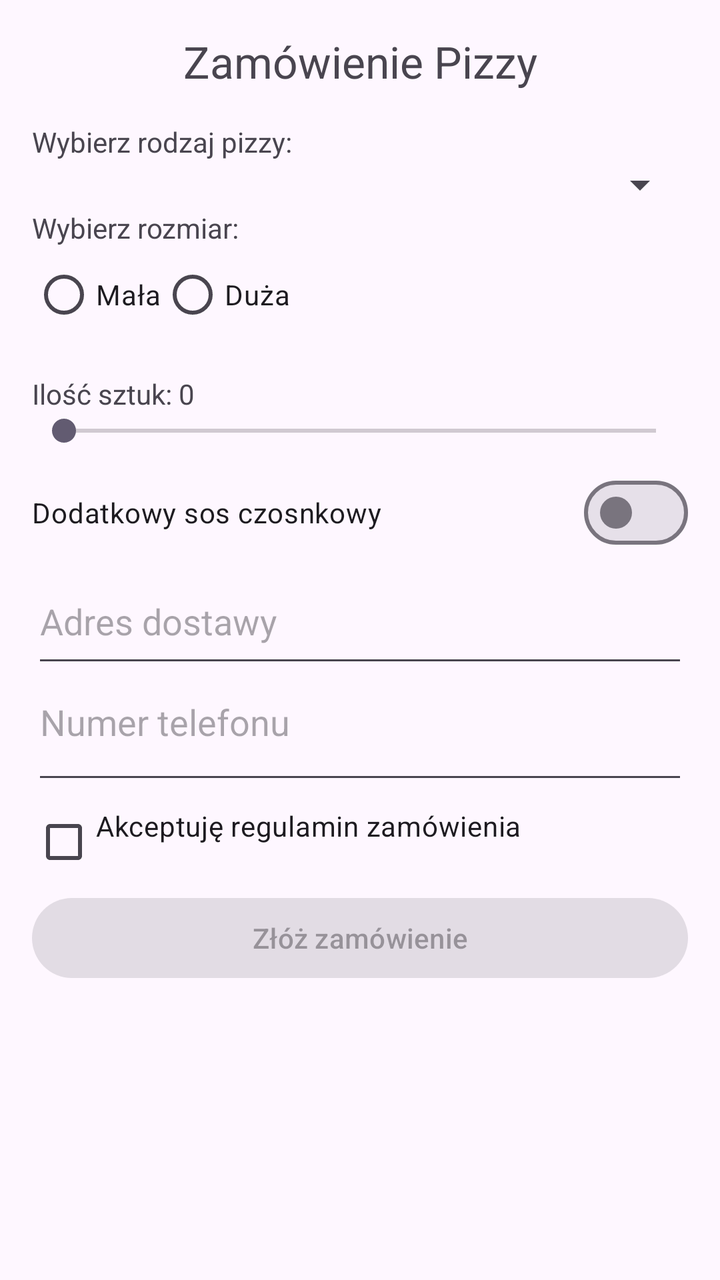
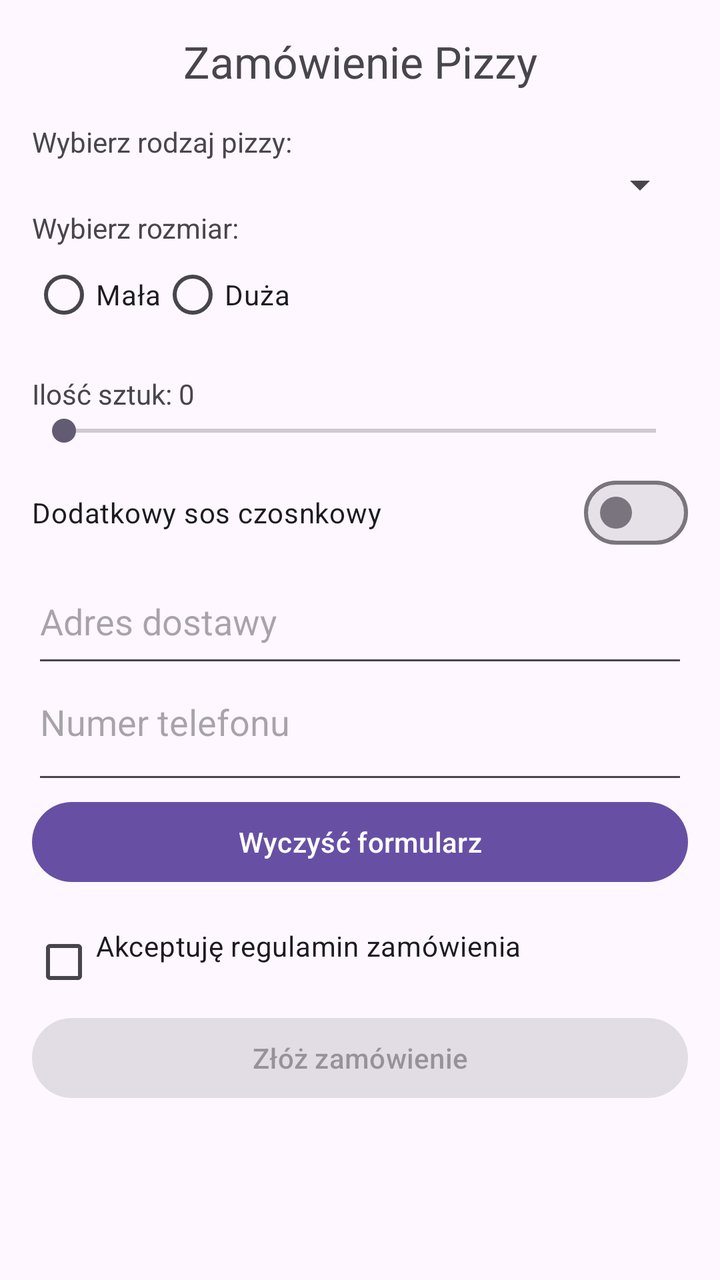

An Android layout rendered at two revisions. The XML below is the earlier revision; the diff shows what the commit changed to produce the second picture.
<!-- AndroidManifest.xml: application theme Theme.Formularzdialogi -->
<!-- res/layout/activity_main.xml -->
<?xml version="1.0" encoding="utf-8"?>
<ScrollView xmlns:android="http://schemas.android.com/apk/res/android"
    android:id="@+id/main_scroll_view"
    android:layout_width="match_parent"
    android:layout_height="match_parent"
    android:fillViewport="true">

    <LinearLayout
        android:layout_width="match_parent"
        android:layout_height="wrap_content"
        android:orientation="vertical"
        android:padding="16dp">

        <TextView
            android:layout_width="match_parent"
            android:layout_height="wrap_content"
            android:text="Zamówienie Pizzy"
            android:textSize="22sp"
            android:gravity="center"
            android:paddingBottom="16dp"/>

        <TextView
            android:layout_width="match_parent"
            android:layout_height="wrap_content"
            android:text="Wybierz rodzaj pizzy:"/>

        <Spinner
            android:id="@+id/spPizza"
            android:layout_width="match_parent"
            android:layout_height="wrap_content"
            android:paddingBottom="16dp"/>

        <TextView
            android:layout_width="match_parent"
            android:layout_height="wrap_content"
            android:text="Wybierz rozmiar:"/>

        <RadioGroup
            android:id="@+id/rgSize"
            android:layout_width="match_parent"
            android:layout_height="wrap_content"
            android:orientation="horizontal"
            android:paddingBottom="16dp">

            <RadioButton
                android:id="@+id/rbSizeSmall"
                android:layout_width="wrap_content"
                android:layout_height="wrap_content"
                android:text="Mała"/>

            <RadioButton
                android:id="@+id/rbSizeLarge"
                android:layout_width="wrap_content"
                android:layout_height="wrap_content"
                android:text="Duża"/>
        </RadioGroup>

        <LinearLayout
            android:layout_width="match_parent"
            android:layout_height="wrap_content"
            android:orientation="horizontal">

            <TextView
                android:layout_width="wrap_content"
                android:layout_height="wrap_content"
                android:text="Ilość sztuk: "/>

            <TextView
                android:id="@+id/tvQuantityValue"
                android:layout_width="wrap_content"
                android:layout_height="wrap_content"
                android:text="0"/>
        </LinearLayout>

        <SeekBar
            android:id="@+id/sbQuantity"
            android:layout_width="match_parent"
            android:layout_height="wrap_content"
            android:max="10"
            android:progress="0"
            android:paddingBottom="16dp"/>

        <com.google.android.material.materialswitch.MaterialSwitch
            android:id="@+id/swSauce"
            android:layout_width="match_parent"
            android:layout_height="wrap_content"
            android:text="Dodatkowy sos czosnkowy"
            android:paddingBottom="16dp"/>

        <EditText
            android:id="@+id/etAddress"
            android:layout_width="match_parent"
            android:layout_height="wrap_content"
            android:hint="Adres dostawy"
            android:inputType="textPostalAddress"
            android:paddingBottom="16dp"/>

        <EditText
            android:id="@+id/etPhone"
            android:layout_width="match_parent"
            android:layout_height="wrap_content"
            android:hint="Numer telefonu"
            android:inputType="phone"
            android:paddingBottom="24dp"/>

        <CheckBox
            android:id="@+id/cbTerms"
            android:layout_width="match_parent"
            android:layout_height="wrap_content"
            android:text="Akceptuję regulamin zamówienia"
            android:paddingBottom="16dp"/>

        <Button
            android:id="@+id/btnSubmit"
            android:layout_width="match_parent"
            android:layout_height="wrap_content"
            android:text="Złóż zamówienie"
            android:enabled="false"/>

        <TextView
            android:id="@+id/tvSummary"
            android:layout_width="match_parent"
            android:layout_height="wrap_content"
            android:paddingTop="16dp"
            android:textSize="16sp"/>

    </LinearLayout>
</ScrollView>
<!-- resources referenced by this layout -->
<resources>
  <style name="Theme.Formularzdialogi" parent="Base.Theme.Formularzdialogi" />
  <style name="Base.Theme.Formularzdialogi" parent="Theme.Material3.DayNight.NoActionBar">
          
          
      </style>
</resources>

<!-- the commit's change to res/layout/activity_main.xml (unified diff, before → after) -->
@@ -103,6 +103,13 @@
             android:inputType="phone"
             android:paddingBottom="24dp"/>
 
+        <Button
+            android:id="@+id/btnClear"
+            android:layout_width="match_parent"
+            android:layout_height="wrap_content"
+            android:text="Wyczyść formularz"
+            android:layout_marginBottom="12dp"/>
+
         <CheckBox
             android:id="@+id/cbTerms"
             android:layout_width="match_parent"
